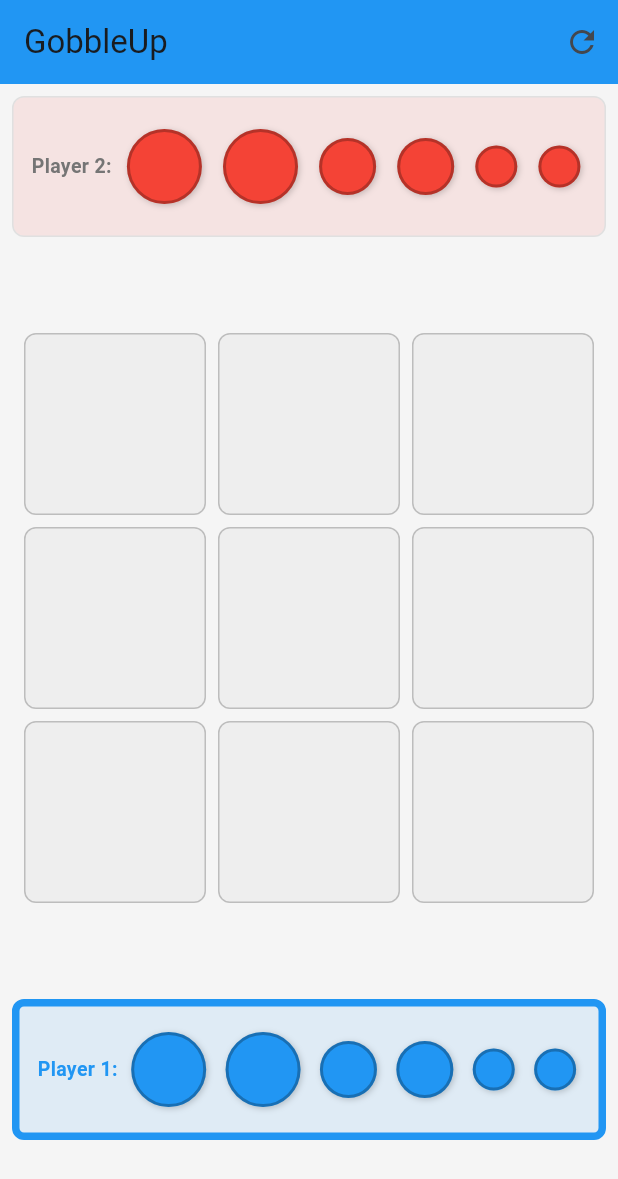
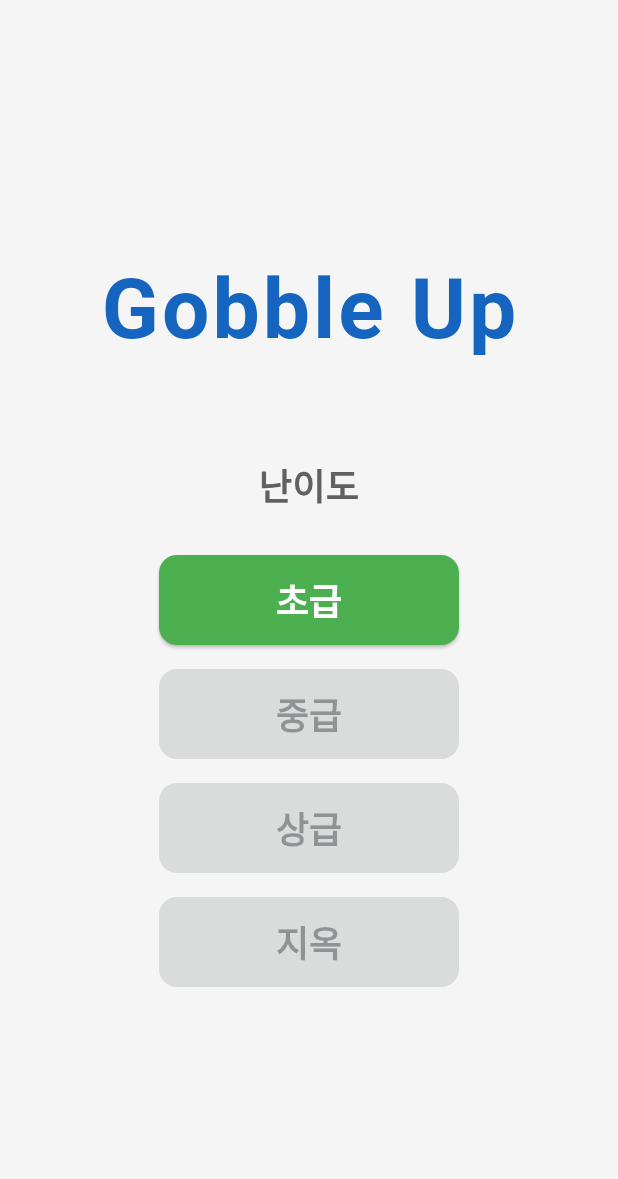
Before and after one commit to hwani1103/gobble_up, a Flutter app: the screen it shows after launch, on a phone screen of 412 x 824 dp. Shown: the top 1179 px of the screen. Run offline on Flutter 3.47's test engine with Material 3 defaults, Android fonts, the phone set to English and light mode, and no system bars.

Commit message:
feat: Add AI opponent with main menu and difficulty selection
- Create main menu screen with difficulty selection (초급, 중급, 상급, 지옥)
- Implement Easy AI with random moves and basic safety checks
- Add GameMode and AIDifficulty enums
- AI waits 2-4 seconds (random) before making a move for better UX
- Update player names: Player 1 → Player, Player 2 → AI difficulty name
- Disable AI player interaction during AI's turn
- Only Easy difficulty is functional (others show as disabled)

AI Easy Logic:
- Randomly selects from all valid moves
- Filters out moves that cause immediate loss
- Provides a basic challenge for beginners

```diff
--- a/lib/main.dart
+++ b/lib/main.dart
@@ -1,5 +1,5 @@
 import 'package:flutter/material.dart';
-import 'screens/game_screen.dart';
+import 'screens/main_menu_screen.dart';
 
 void main() {
   runApp(const GobbleUpApp());
@@ -16,7 +16,7 @@ class GobbleUpApp extends StatelessWidget {
         colorScheme: ColorScheme.fromSeed(seedColor: Colors.blue),
         useMaterial3: true,
       ),
-      home: const GameScreen(),
+      home: const MainMenuScreen(),
       debugShowCheckedModeBanner: false,
     );
   }
--- /dev/null
+++ b/lib/models/game_mode.dart
@@ -0,0 +1,14 @@
+enum GameMode {
+  humanVsHuman,
+  humanVsAI;
+}
+
+enum AIDifficulty {
+  easy('초급'),
+  medium('중급'),
+  hard('상급'),
+  hell('지옥');
+
+  final String displayName;
+  const AIDifficulty(this.displayName);
+}
--- /dev/null
+++ b/lib/screens/main_menu_screen.dart
@@ -0,0 +1,117 @@
+import 'package:flutter/material.dart';
+import '../models/game_mode.dart';
+import 'game_screen.dart';
+
+class MainMenuScreen extends StatelessWidget {
+  const MainMenuScreen({super.key});
+
+  @override
+  Widget build(BuildContext context) {
+    return Scaffold(
+      backgroundColor: Colors.grey[100],
+      body: SafeArea(
+        child: Center(
+          child: Column(
+            mainAxisAlignment: MainAxisAlignment.center,
+            children: [
+              // Game title
+              Text(
+                'Gobble Up',
+                style: TextStyle(
+                  fontSize: 56,
+                  fontWeight: FontWeight.bold,
+                  color: Colors.blue[800],
+                  letterSpacing: 2,
+                ),
+              ),
+              const SizedBox(height: 60),
+
+              // Difficulty label
+              Text(
+                '난이도',
+                style: TextStyle(
+                  fontSize: 24,
+                  fontWeight: FontWeight.bold,
+                  color: Colors.grey[700],
+                ),
+              ),
+              const SizedBox(height: 30),
+
+              // Difficulty buttons
+              _buildDifficultyButton(
+                context,
+                '초급',
+                AIDifficulty.easy,
+                Colors.green,
+              ),
+              const SizedBox(height: 16),
+              _buildDifficultyButton(
+                context,
+                '중급',
+                AIDifficulty.medium,
+                Colors.orange,
+                enabled: false,
+              ),
+              const SizedBox(height: 16),
+              _buildDifficultyButton(
+                context,
+                '상급',
+                AIDifficulty.hard,
+                Colors.red,
+                enabled: false,
+              ),
+              const SizedBox(height: 16),
+              _buildDifficultyButton(
+                context,
+                '지옥',
+                AIDifficulty.hell,
+                Colors.purple[900]!,
+                enabled: false,
+              ),
+            ],
+          ),
+        ),
+      ),
+    );
+  }
+
+  Widget _buildDifficultyButton(
+    BuildContext context,
+    String label,
+    AIDifficulty difficulty,
+    Color color, {
+    bool enabled = true,
+  }) {
+    return SizedBox(
+      width: 200,
+      height: 60,
+      child: ElevatedButton(
+        onPressed: enabled
+            ? () {
+                Navigator.push(
+                  context,
+                  MaterialPageRoute(
+                    builder: (context) => GameScreen(
+                      gameMode: GameMode.humanVsAI,
+                      aiDifficulty: difficulty,
+                    ),
+                  ),
+                );
+              }
+            : null,
+        style: ElevatedButton.styleFrom(
+          backgroundColor: enabled ? color : Colors.grey[400],
+          foregroundColor: Colors.white,
+          textStyle: const TextStyle(
+            fontSize: 24,
+            fontWeight: FontWeight.bold,
+          ),
+          shape: RoundedRectangleBorder(
+            borderRadius: BorderRadius.circular(12),
+          ),
+        ),
+        child: Text(label),
+      ),
+    );
+  }
+}
--- a/lib/widgets/waiting_area_widget.dart
+++ b/lib/widgets/waiting_area_widget.dart
@@ -9,6 +9,7 @@ class WaitingAreaWidget extends StatelessWidget {
   final bool isCurrentPlayer;
   final Pawn? selectedPawn;
   final Function(Pawn) onPawnTap;
+  final String? displayName;
 
   const WaitingAreaWidget({
     super.key,
@@ -17,6 +18,7 @@ class WaitingAreaWidget extends StatelessWidget {
     required this.isCurrentPlayer,
     this.selectedPawn,
     required this.onPawnTap,
+    this.displayName,
   });
 
   @override
@@ -36,7 +38,7 @@ class WaitingAreaWidget extends StatelessWidget {
         children: [
           // Player name
           Text(
-            '${player.name}:',
+            '${displayName ?? player.name}:',
             style: TextStyle(
               fontWeight: FontWeight.bold,
               fontSize: 13,
```
Also changed, not shown: lib/controllers/ai_controller.dart (added, +135 -0 lines), lib/controllers/game_controller.dart (+69 -1 lines), lib/screens/game_screen.dart (+39 -5 lines).
